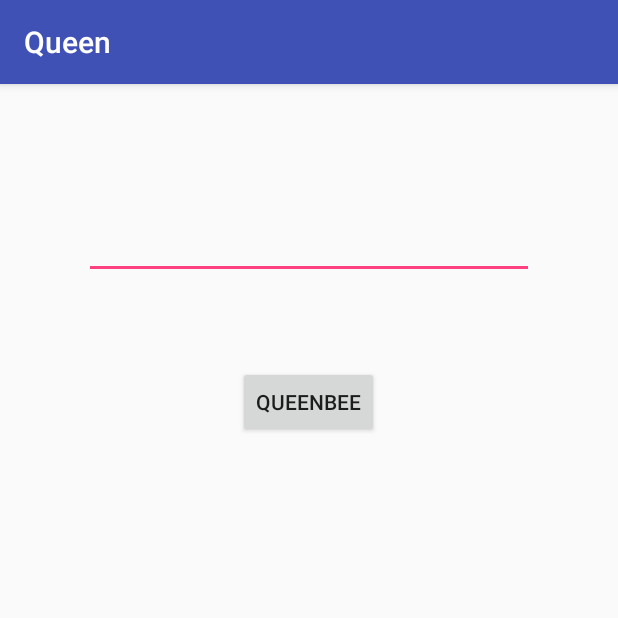
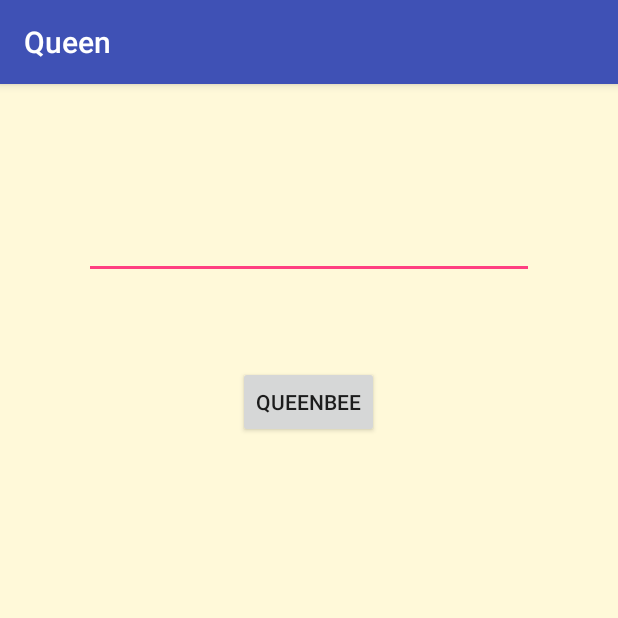
Before and after one commit to JJLionHeart/Queen, an Android app: the screen it shows after launch (MainActivity), on a phone screen of 412 x 824 dp, the top half of it. Run offline under Robolectric (Android 15) with nearby library versions, the phone set to English and light mode, and no system bars.

Commit message:
Add activity for main

```diff
--- a/app/src/main/java/dramaqueens/queen/MainActivity.java
+++ b/app/src/main/java/dramaqueens/queen/MainActivity.java
@@ -18,6 +18,8 @@ public class MainActivity extends AppCompatActivity {
     protected Button microphone;
     protected final int REQ_SPEECH = 100;
     @Override
+
+
     protected void onCreate(Bundle savedInstanceState) {
         super.onCreate(savedInstanceState);
         setContentView(R.layout.activity_main);
--- a/app/src/main/res/layout/activity_bee_text__main.xml
+++ b/app/src/main/res/layout/activity_bee_text__main.xml
@@ -1,5 +1,7 @@
 <?xml version="1.0" encoding="utf-8"?>
-<android.support.constraint.ConstraintLayout android:background="@color/white_background" xmlns:android="http://schemas.android.com/apk/res/android"
+<android.support.constraint.ConstraintLayout
+    android:background="@color/white_background"
+    xmlns:android="http://schemas.android.com/apk/res/android"
     xmlns:app="http://schemas.android.com/apk/res-auto"
     xmlns:tools="http://schemas.android.com/tools"
     android:layout_width="match_parent"
--- a/app/src/main/res/layout/activity_main.xml
+++ b/app/src/main/res/layout/activity_main.xml
@@ -1,5 +1,6 @@
 <?xml version="1.0" encoding="utf-8"?>
 <RelativeLayout
+    android:background="@color/beeText_background"
     xmlns:android="http://schemas.android.com/apk/res/android"
     xmlns:tools="http://schemas.android.com/tools"
     android:id="@+id/activity_main"
```
